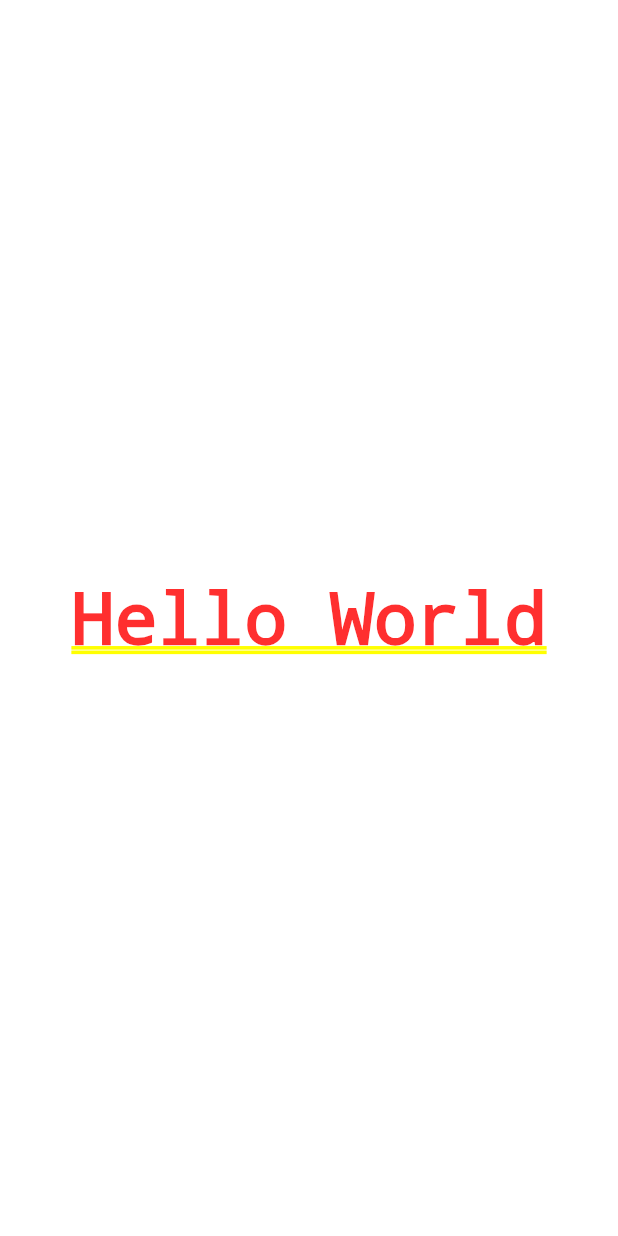
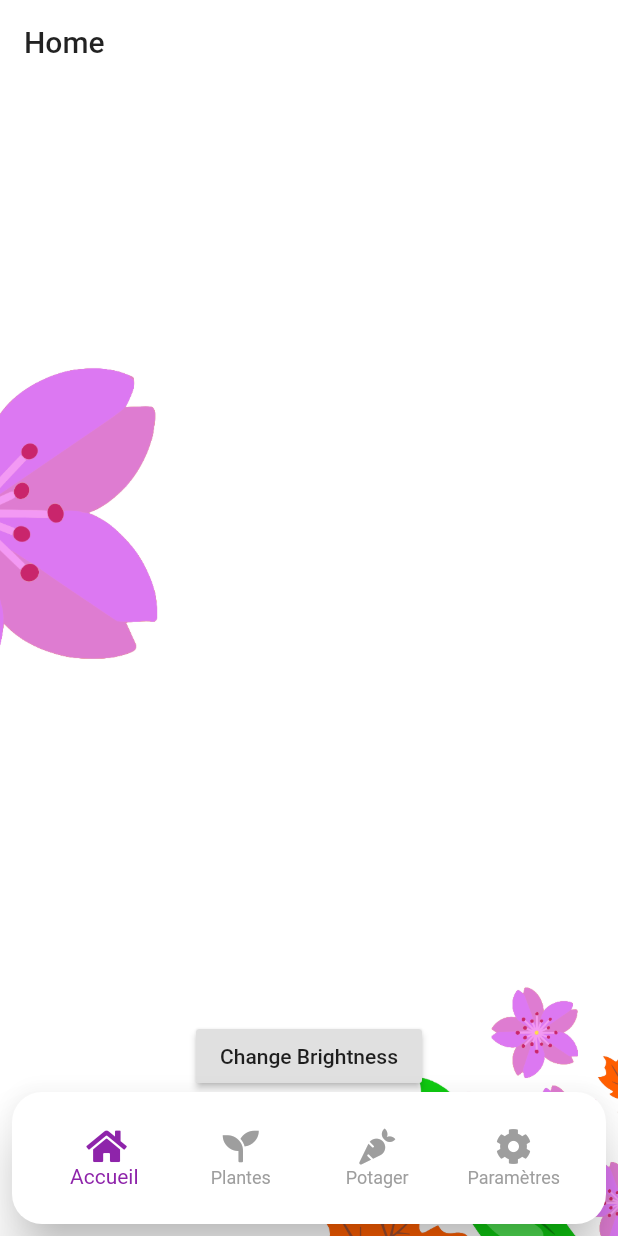
Before and after one commit to Feldrise/Pluctis, a Flutter app: the screen it shows after launch, on a phone screen of 412 x 824 dp. Run offline on Flutter 3.47's test engine with Material 2 defaults, Android fonts, the phone set to English and light mode, and no system bars; our stand-ins replace font_awesome_flutter.

Commit message:
[Add] Navigation and Style

```diff
--- /dev/null
+++ b/pluctis/lib/BottomNavigation.dart
@@ -0,0 +1,73 @@
+import 'package:flutter/material.dart';
+import 'package:font_awesome_flutter/font_awesome_flutter.dart';
+
+enum TabItem { dashboard, plants, vege_garden, settings }
+
+Map<TabItem, String> tabName = {
+  TabItem.dashboard: "Accueil",
+  TabItem.plants: "Plantes",
+  TabItem.vege_garden: "Potager",
+  TabItem.settings: "Paramètres"
+};
+
+Map<TabItem, IconData> tabIcon = {
+  TabItem.dashboard: FontAwesomeIcons.home,
+  TabItem.plants: FontAwesomeIcons.seedling,
+  TabItem.vege_garden: FontAwesomeIcons.carrot,
+  TabItem.settings: FontAwesomeIcons.cog,
+};
+
+Map<TabItem, int> tabIndex = {
+  TabItem.dashboard: 0,
+  TabItem.plants: 1,
+  TabItem.vege_garden: 2,
+  TabItem.settings: 3,
+};
+
+class BottomNavigation extends StatelessWidget {
+  BottomNavigation({this.currentTab, this.onSelectTab});
+
+  final TabItem currentTab;
+  final ValueChanged<TabItem> onSelectTab;
+
+  @override
+  Widget build(BuildContext context) {
+    return Card(
+      margin: EdgeInsets.only(right: 8, left: 8, bottom: 8),
+      child: Padding(
+        padding: EdgeInsets.all(16),
+        child: BottomNavigationBar(
+          type: BottomNavigationBarType.fixed,
+          currentIndex: tabIndex[currentTab],
+          items: [
+            _buildItem(context, tabItem: TabItem.dashboard),
+            _buildItem(context, tabItem: TabItem.plants),
+            _buildItem(context, tabItem: TabItem.vege_garden),
+            _buildItem(context, tabItem: TabItem.settings)
+          ],
+          onTap: (index) => onSelectTab(
+            TabItem.values[index],
+          ),
+          backgroundColor: Theme.of(context).cardColor,
+          selectedItemColor: Theme.of(context).accentColor,
+          unselectedItemColor: Colors.grey,
+          iconSize: 24,
+          elevation: 0,
+        ),
+      ),
+    );
+  }
+
+  BottomNavigationBarItem _buildItem(BuildContext context, {TabItem tabItem}) {
+    String text = tabName[tabItem];
+    IconData icon = tabIcon[tabItem];
+    return BottomNavigationBarItem(
+      icon: Icon(
+        icon
+      ),
+      title: Text(
+        text
+      ),
+    );
+  }
+}
--- /dev/null
+++ b/pluctis/lib/Models/ApplicationStyle.dart
@@ -0,0 +1,33 @@
+import 'package:flutter/material.dart';
+
+class ApplicationStyle with ChangeNotifier {
+
+  var _brightness = Brightness.light;
+
+  var _lightScaffoldColor = Color(0xffffffff);
+  var _darkScaffoldColor = Color(0xff23272F);
+
+  var _lightPrimaryColor = Color(0xffffffff);
+  var _darkPrimaryColor = Color(0xff2C313B);
+
+  var _lightCardColor = Color(0xffffffff);
+  var _darkCardColor = Color(0xff2C313B);
+
+  var _accentColor = Color(0xff8e24aa);
+
+  Brightness get brightness => _brightness;
+  set brightness (Brightness newBrightness) {
+    _brightness = newBrightness;
+    notifyListeners();
+  }
+
+  Color get scaffoldColor => brightness == Brightness.light ? _lightScaffoldColor : _darkScaffoldColor;
+  Color get primaryColor => brightness == Brightness.light ? _lightPrimaryColor : _darkPrimaryColor;
+  Color get cardColor => brightness == Brightness.light ? _lightCardColor : _darkCardColor;
+  Color get accentColor => _accentColor;
+
+  set accentColor(Color newColor) {
+    _accentColor = newColor;
+    notifyListeners();
+  }
+}
--- /dev/null
+++ b/pluctis/lib/Pages/DashboardPage.dart
@@ -0,0 +1,38 @@
+import 'package:flutter/material.dart';
+import 'package:pluctis/Models/ApplicationStyle.dart';
+import 'package:provider/provider.dart';
+
+class DashboardPage extends StatelessWidget {
+  @override
+  Widget build(BuildContext context) {
+    return Scaffold(
+      appBar: AppBar(
+        title: Text("Home"),
+      ),
+      body: Container(
+        padding: EdgeInsets.only(bottom: 96),
+        decoration: BoxDecoration(
+          image: DecorationImage(
+            image: AssetImage("assets/images/background.png"),
+            fit: BoxFit.cover,
+          ),
+        ),
+        child: Align(
+          alignment: Alignment.bottomCenter,
+          child: RaisedButton(
+            child: Text("Change Brightness"),
+            onPressed: () {
+              // applicationStyle.brightness == Brightness.dark ? applicationStyle.brightness = Brightness.light : applicationStyle.brightness = Brightness.dark;
+              if (Provider.of<ApplicationStyle>(context, listen: false).brightness == Brightness.dark) {
+                Provider.of<ApplicationStyle>(context, listen: false).brightness = Brightness.light;
+              }
+              else {
+                Provider.of<ApplicationStyle>(context, listen: false).brightness = Brightness.dark;
+              }
+            },
+          ),
+        ),
+      ),
+    );
+  }
+}
--- /dev/null
+++ b/pluctis/lib/Pages/MainPage.dart
@@ -0,0 +1,76 @@
+import 'package:flutter/material.dart';
+import 'package:pluctis/BottomNavigation.dart';
+import 'package:pluctis/TabNavigator.dart';
+
+class MainPage extends StatefulWidget {
+  MainPageState createState() => MainPageState();
+}
+
+class MainPageState extends State<MainPage> {
+
+  Map<TabItem, GlobalKey<NavigatorState>> _navigatorKeys = {
+    TabItem.dashboard: GlobalKey<NavigatorState>(),
+    TabItem.plants: GlobalKey<NavigatorState>(),
+    TabItem.vege_garden: GlobalKey<NavigatorState>(),
+    TabItem.settings: GlobalKey<NavigatorState>(),
+  };
+
+  TabItem _currentTab = TabItem.dashboard;
+
+  void _selectTab(TabItem tabItem) {
+    if (tabItem == _currentTab) {
+      // pop to first route
+      _navigatorKeys[tabItem].currentState.popUntil((route) => route.isFirst);
+    } else {
+      setState(() => _currentTab = tabItem);
+    }
+  }
+
+  @override
+  Widget build(BuildContext context) {
+    return WillPopScope(
+      onWillPop: () async {
+        final isFirstRouteInCurrentTab =
+            !await _navigatorKeys[_currentTab].currentState.maybePop();
+        if (isFirstRouteInCurrentTab) {
+          // if not on the 'main' tab
+          if (_currentTab != TabItem.dashboard) {
+            // select 'main' tab
+            _selectTab(TabItem.dashboard);
+            // back button handled by app
+            return false;
+          }
+        }
+        // let system handle back button if we're on the first route
+        return isFirstRouteInCurrentTab;
+      },
+      child: Scaffold(
+        body: Stack(children: <Widget>[
+          _buildOffstageNavigator(TabItem.dashboard),
+          _buildOffstageNavigator(TabItem.plants),
+          _buildOffstageNavigator(TabItem.vege_garden),
+          _buildOffstageNavigator(TabItem.settings),
+          Positioned(
+            left: 0,
+            right: 0,
+            bottom: 0,
+            child: BottomNavigation(
+              currentTab: _currentTab,
+              onSelectTab: _selectTab,
+            ),
+          )
+        ]),
+      ),
+    );
+  }
+
+  Widget _buildOffstageNavigator(TabItem tabItem) {
+    return Offstage(
+      offstage: _currentTab != tabItem,
+      child: TabNavigator(
+        navigatorKey: _navigatorKeys[tabItem],
+        tabItem: tabItem,
+      ),
+    );
+  }
+}
--- /dev/null
+++ b/pluctis/lib/TabNavigator.dart
@@ -0,0 +1,52 @@
+import 'package:flutter/material.dart';
+import 'package:pluctis/BottomNavigation.dart';
+import 'package:pluctis/Pages/DashboardPage.dart';
+
+class TabNavigatorRoutes {
+  static const String root = '/';
+}
+
+class TabNavigator extends StatelessWidget {
+  TabNavigator({this.navigatorKey, this.tabItem});
+
+  final GlobalKey<NavigatorState> navigatorKey;
+  final TabItem tabItem;
+
+  void _push(BuildContext context, {String destinationPage}) {
+    var routeBuilders = _routeBuilders(context);
+
+    Navigator.push(
+      context,
+      MaterialPageRoute(
+        builder: (context) => routeBuilders['/' + destinationPage](context),
+      ),
+    );
+  }
+
+  Map<String, WidgetBuilder> _routeBuilders(BuildContext context) {
+    // return {
+    //   TabNavigatorRoutes.root: (context) => MorningPage(),
+    //   TabNavigatorRoutes.morning: (context) => MorningPage(),
+    //   TabNavigatorRoutes.reminders: (context) => RemindersPage(),
+    //   TabNavigatorRoutes.tenWordsPage: (context) => TenWordsPage(),
+    // };
+
+    return {
+      TabNavigatorRoutes.root: (context) => DashboardPage(),
+    };
+  }
+
+  @override
+  Widget build(BuildContext context) {
+    final routeBuilders = _routeBuilders(context);
+    return Navigator(
+      key: navigatorKey,
+      initialRoute: TabNavigatorRoutes.root,
+      onGenerateRoute: (routeSettings) {
+        return MaterialPageRoute(
+          builder: (context) => routeBuilders[routeSettings.name](context),
+        );
+      },
+    );
+  }
+}
--- a/pluctis/lib/main.dart
+++ b/pluctis/lib/main.dart
@@ -1,16 +1,48 @@
 import 'package:flutter/material.dart';
+import 'package:pluctis/Models/ApplicationStyle.dart';
+import 'package:pluctis/Pages/DashboardPage.dart';
+import 'package:pluctis/Pages/MainPage.dart';
+import 'package:provider/provider.dart';
 
 void main() => runApp(MyApp());
 
 class MyApp extends StatelessWidget {
   @override
   Widget build(BuildContext context) {
-    return MaterialApp(
-      title: 'Pluctis',
-      theme: ThemeData(
-        primarySwatch: Colors.blue,
-      ),
-      home: Center(child: Text("Hello World"),),
+    return MultiProvider(
+      providers: [
+        ChangeNotifierProvider(create: (context) => new ApplicationStyle())
+      ],
+      child: Consumer<ApplicationStyle>(
+        builder: (context, applicationStyle, child) {
+          return MaterialApp(
+            title: 'Pluctis',
+            theme: ThemeData(
+              brightness: applicationStyle.brightness,
+
+              scaffoldBackgroundColor: applicationStyle.scaffoldColor,
+              cardColor: applicationStyle.cardColor,
+              primaryColor: applicationStyle.primaryColor,
+              accentColor: applicationStyle.accentColor,
+
+              cardTheme: CardTheme(
+                elevation: 15,
+                shape: RoundedRectangleBorder(
+                  borderRadius: BorderRadius.circular(20.0),
+                ),
+                color: applicationStyle.cardColor,
+                margin: EdgeInsets.all(8)
+              ),
+
+              appBarTheme: AppBarTheme(
+                color: applicationStyle.scaffoldColor,
+                elevation: 0,
+              )
+            ),
+            home: MainPage()
+          );
+        }
+      )
     );
   }
 }
--- a/pluctis/pubspec.yaml
+++ b/pluctis/pubspec.yaml
@@ -23,6 +23,7 @@ dependencies:
 
   flutter_launcher_icons: ^0.7.3
   flutter_svg: ^0.17.3
+  font_awesome_flutter: ^8.8.1
 
   flutter_local_notifications: ^1.3.0
 
@@ -53,9 +54,8 @@ flutter:
   uses-material-design: true
 
   # To add assets to your application, add an assets section, like this:
-  # assets:
-  #  - images/a_dot_burr.jpeg
-  #  - images/a_dot_ham.jpeg
+  assets:
+  - assets/images/
 
   # An image asset can refer to one or more resolution-specific "variants", see
   # https://flutter.dev/assets-and-images/#resolution-aware.
```
Also changed, not shown: pluctis/assets/images/background.jpg (added), pluctis/assets/images/background.png (added).
